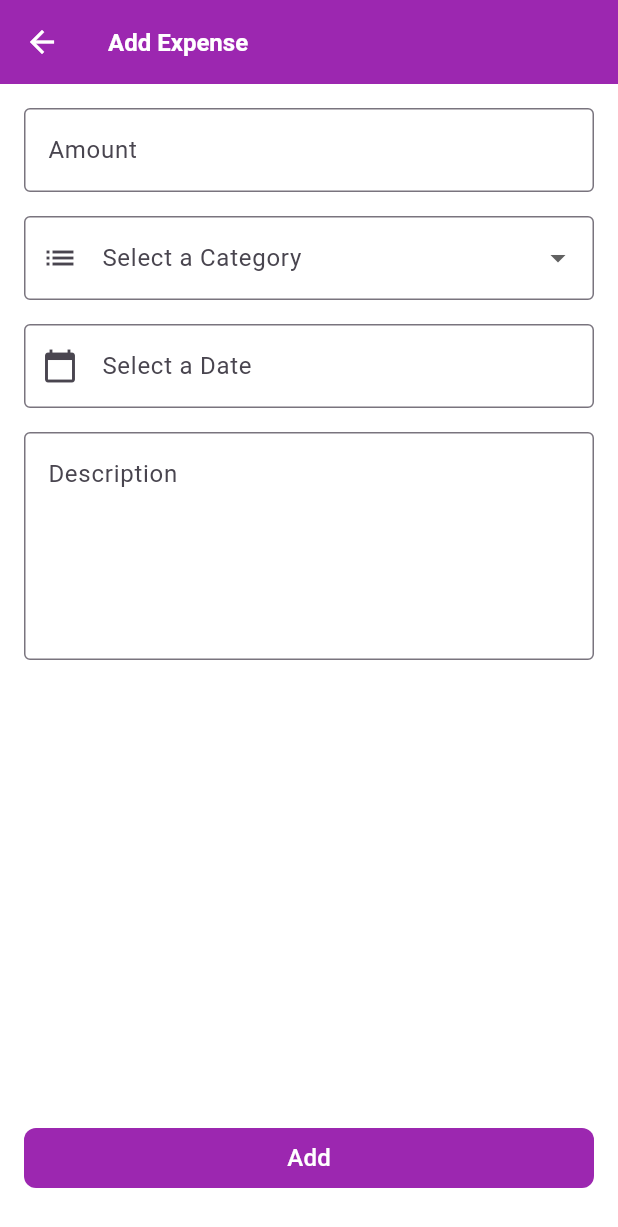
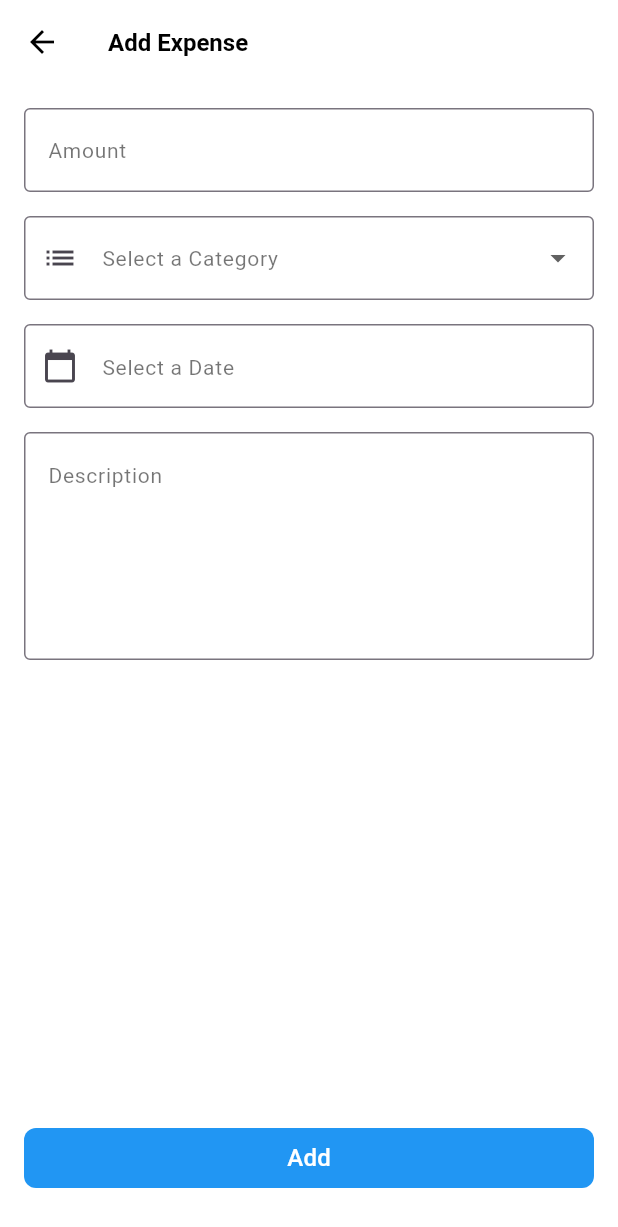
Before and after one commit to abbiyuarsyah/expense-tracker, a Flutter app: the AddExpensePage screen opened by its route, on a phone screen of 412 x 824 dp. Shown: the top 1227 px of the screen. Run offline on Flutter 3.47's test engine with Material 3 defaults, Android fonts, the phone set to English and light mode, and no system bars; our stand-ins replace dartz, easy_localization, equatable, flutter_bloc, get_it, hive; accounts and stored records are empty.

```diff
--- a/assets/lang/en-US.json
+++ b/assets/lang/en-US.json
@@ -9,6 +9,7 @@
     "date_hint": "DD/MM/YYYY",
     "add": "Add",
     "expense": "Expense",
+    "today": "Today",
     "amount_empty": "Amount cannot be empty",
     "category_empty": "Category cannot be empty",
     "date_empty": "Date cannot be empty",
--- /dev/null
+++ b/lib/core/enums/select_date_enum.dart
@@ -0,0 +1,5 @@
+enum SelectDateEnum {
+  yesterday,
+  today,
+  tomorrow,
+}
--- a/lib/core/shared_widget/card_container.dart
+++ b/lib/core/shared_widget/card_container.dart
@@ -25,7 +25,7 @@ class CardContainer extends StatelessWidget {
     return Container(
       width: MediaQuery.of(context).size.width,
       margin: margin,
-      padding: const EdgeInsets.all(Dimens.extraLarge),
+      padding: const EdgeInsets.all(Dimens.large),
       decoration: BoxDecoration(
         boxShadow: shadow,
         color: color,
--- a/lib/core/shared_widget/text_field_widget.dart
+++ b/lib/core/shared_widget/text_field_widget.dart
@@ -41,9 +41,17 @@ class TextFieldWidget extends StatelessWidget {
       inputFormatters: inputFormatters,
       decoration: InputDecoration(
         labelText: labelText,
+        labelStyle: const TextStyle(
+          color: Colors.black54,
+          fontSize: 14,
+        ),
         prefixText: prefixText,
         border: const OutlineInputBorder(),
         hintText: hintText,
+        hintStyle: const TextStyle(
+          color: Colors.black54,
+          fontSize: 14,
+        ),
         prefixIcon: prefixIcon,
         alignLabelWithHint: alignLabelWithHint,
       ),
--- a/lib/features/expense/data/repositories/expense_repository_impl.dart
+++ b/lib/features/expense/data/repositories/expense_repository_impl.dart
@@ -33,9 +33,9 @@ class ExpenseRepositoryImpl implements ExpenseRepository {
   }
 
   @override
-  Future<Either<Failure, List<ExpenseModel>>> getAll() async {
+  Future<Either<Failure, List<ExpenseModel>>> get(DateTime date) async {
     try {
-      final result = await datasource.getAll();
+      final result = await datasource.get(date);
       return Right(result);
     } catch (e) {
       return Left(UnexpectedFailure());
--- a/lib/features/expense/domain/repositories/expense_repository.dart
+++ b/lib/features/expense/domain/repositories/expense_repository.dart
@@ -5,5 +5,5 @@ import 'package:expense_tracker/features/expense/data/models/expense_model.dart'
 abstract class ExpenseRepository {
   Future<Either<Failure, ExpenseModel>> add(ExpenseModel data);
   Future<Either<Failure, bool>> delete(ExpenseModel data);
-  Future<Either<Failure, List<ExpenseModel>>> getAll();
+  Future<Either<Failure, List<ExpenseModel>>> get(DateTime date);
 }
--- a/lib/features/expense/domain/use_case/get_expenses.dart
+++ b/lib/features/expense/domain/use_case/get_expenses.dart
@@ -5,16 +5,16 @@ import 'package:expense_tracker/features/expense/domain/repositories/expense_rep
 
 import '../../../../core/utils/use_case.dart';
 
-class GetExpenses extends UseCase<List<ExpenseEntity>, Object?> {
+class GetExpenses extends UseCase<List<ExpenseEntity>, DateTime> {
   GetExpenses({required this.repository});
 
   final ExpenseRepository repository;
 
   @override
   Future<Either<Failure, List<ExpenseEntity>>> call(
-    Object? params,
+    DateTime params,
   ) async {
-    final result = await repository.getAll();
+    final result = await repository.get(params);
 
     return result.fold(
       (l) => Left(l),
--- a/lib/features/expense/presentation/bloc/expense_event.dart
+++ b/lib/features/expense/presentation/bloc/expense_event.dart
@@ -1,13 +1,15 @@
 import 'package:expense_tracker/features/expense/domain/entities/expense_entity.dart';
+
+import '../../../../core/enums/select_date_enum.dart';
 
 abstract class ExpenseEvent {
   const ExpenseEvent();
 }
 
 class GetExpensesEvent extends ExpenseEvent {
-  const GetExpensesEvent({required this.date});
+  const GetExpensesEvent({required this.selectDate});
 
-  final DateTime date;
+  final SelectDateEnum selectDate;
 }
 
 class AddExpenseEvent extends ExpenseEvent {
--- a/lib/features/expense/presentation/bloc/expense_state.dart
+++ b/lib/features/expense/presentation/bloc/expense_state.dart
@@ -1,5 +1,5 @@
 import 'package:equatable/equatable.dart';
-import 'package:expense_tracker/core/enums/state_status.dart';
+import 'package:expense_tracker/core/enums/state_status_enum.dart';
 import 'package:expense_tracker/features/expense/domain/entities/expense_entity.dart';
 
 class ExpenseState extends Equatable {
@@ -8,24 +8,28 @@ class ExpenseState extends Equatable {
     required this.getExpensesStatus,
     required this.addExpenseStatus,
     required this.addExpenseFlag,
+    required this.selectedDate,
   });
 
   final List<ExpenseEntity> expenses;
   final StateStatus getExpensesStatus;
   final StateStatus addExpenseStatus;
   final bool addExpenseFlag;
+  final DateTime selectedDate;
 
   ExpenseState copyWith({
     List<ExpenseEntity>? expenses,
     StateStatus? getExpensesStatus,
     StateStatus? addExpenseStatus,
     bool? addExpenseFlag,
+    DateTime? selectedDate,
   }) {
     return ExpenseState(
       expenses: expenses ?? this.expenses,
       getExpensesStatus: getExpensesStatus ?? this.getExpensesStatus,
       addExpenseStatus: addExpenseStatus ?? this.addExpenseStatus,
       addExpenseFlag: addExpenseFlag ?? this.addExpenseFlag,
+      selectedDate: selectedDate ?? this.selectedDate,
     );
   }
 
@@ -35,5 +39,6 @@ class ExpenseState extends Equatable {
         getExpensesStatus,
         addExpenseStatus,
         addExpenseFlag,
+        selectedDate,
       ];
 }
--- a/lib/features/expense/presentation/pages/add_expense_page.dart
+++ b/lib/features/expense/presentation/pages/add_expense_page.dart
@@ -1,5 +1,5 @@
 import 'package:easy_localization/easy_localization.dart';
-import 'package:expense_tracker/core/enums/state_status.dart';
+import 'package:expense_tracker/core/enums/state_status_enum.dart';
 import 'package:expense_tracker/features/expense/presentation/bloc/expense_bloc.dart';
 import 'package:expense_tracker/features/expense/presentation/bloc/expense_event.dart';
 import 'package:expense_tracker/features/expense/presentation/bloc/expense_state.dart';
@@ -9,6 +9,7 @@ import 'package:flutter_bloc/flutter_bloc.dart';
 
 import '../../../../core/constants/dimens.dart';
 import '../../../../core/enums/expense_category_enum.dart';
+import '../../../../core/enums/select_date_enum.dart';
 import '../../../../core/service_locator/service_locator.dart';
 import '../../../../core/shared_widget/text_field_widget.dart';
 
@@ -33,15 +34,15 @@ class _AddExpensePageState extends State<AddExpensePage> {
       backgroundColor: Colors.white,
       appBar: AppBar(
         iconTheme: const IconThemeData(
-          color: Colors.white,
+          color: Colors.black,
         ),
-        backgroundColor: Colors.purple,
+        backgroundColor: Colors.white,
         title: Text(
           tr('add_expense'),
           style: const TextStyle(
             fontSize: 16,
             fontWeight: FontWeight.bold,
-            color: Colors.white,
+            color: Colors.black,
           ),
         ),
       ),
@@ -61,7 +62,9 @@ class _AddExpensePageState extends State<AddExpensePage> {
                 backgroundColor: Colors.green,
               ),
             );
-            sl<ExpenseBloc>().add(GetExpensesEvent(date: DateTime.now()));
+            sl<ExpenseBloc>().add(
+              const GetExpensesEvent(selectDate: SelectDateEnum.today),
+            );
             Navigator.pop(context);
           } else if (state.addExpenseStatus == StateStatus.failed) {
             ScaffoldMessenger.of(context).showSnackBar(
@@ -109,6 +112,10 @@ class _AddExpensePageState extends State<AddExpensePage> {
                   value: _selectedOption,
                   decoration: InputDecoration(
                     labelText: tr('select_category'),
+                    labelStyle: const TextStyle(
+                      color: Colors.black54,
+                      fontSize: 14,
+                    ),
                     border: const OutlineInputBorder(),
                     prefixIcon: const Icon(Icons.list),
                   ),
@@ -179,7 +186,7 @@ class _AddExpensePageState extends State<AddExpensePage> {
                       }
                     },
                     style: TextButton.styleFrom(
-                      backgroundColor: Colors.purple,
+                      backgroundColor: Colors.blue,
                       foregroundColor: Colors.white,
                       shape: RoundedRectangleBorder(
                         borderRadius: BorderRadius.circular(Dimens.medium),
--- a/lib/features/expense/presentation/widgets/summary_widget.dart
+++ b/lib/features/expense/presentation/widgets/summary_widget.dart
@@ -11,6 +11,7 @@ class SummaryWidget extends StatelessWidget {
   Widget build(BuildContext context) {
     return CardContainer(
       margin: const EdgeInsets.symmetric(horizontal: Dimens.large),
+      color: Colors.blue,
       isTopRounded: true,
       isBottomRounded: true,
       shadow: [
@@ -28,6 +29,7 @@ class SummaryWidget extends StatelessWidget {
             "Spent this week",
             style: TextStyle(
               fontSize: 16,
+              color: Colors.white,
             ),
           ),
           Text(
@@ -35,6 +37,7 @@ class SummaryWidget extends StatelessWidget {
             style: const TextStyle(
               fontSize: 38,
               fontWeight: FontWeight.bold,
+              color: Colors.white,
             ),
           ),
         ],
```
Also changed, not shown: lib/core/enums/expense_category_enum.dart (+19 -0 lines), lib/core/extensions/date_formatter.dart (added, +7 -0 lines), lib/features/expense/data/datasources/expense_datasource.dart (+7 -5 lines), lib/features/expense/presentation/bloc/expense_bloc.dart (+21 -13 lines), lib/features/expense/presentation/pages/expense_summary_page.dart (+17 -11 lines), lib/features/expense/presentation/widgets/list_expense_widget.dart (+81 -23 lines), lib/features/expense/presentation/widgets/list_item_expense_widget.dart (+15 -5 lines), lib/core/enums/state_status_enum.dart (renamed from lib/core/enums/state_status.dart).
